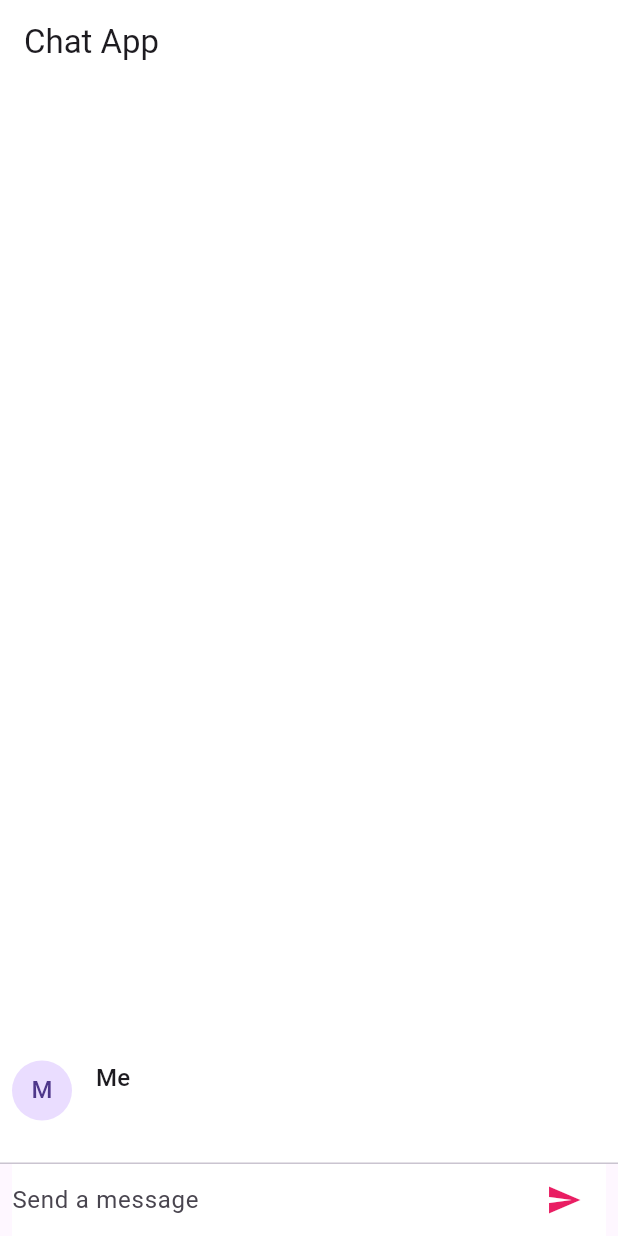
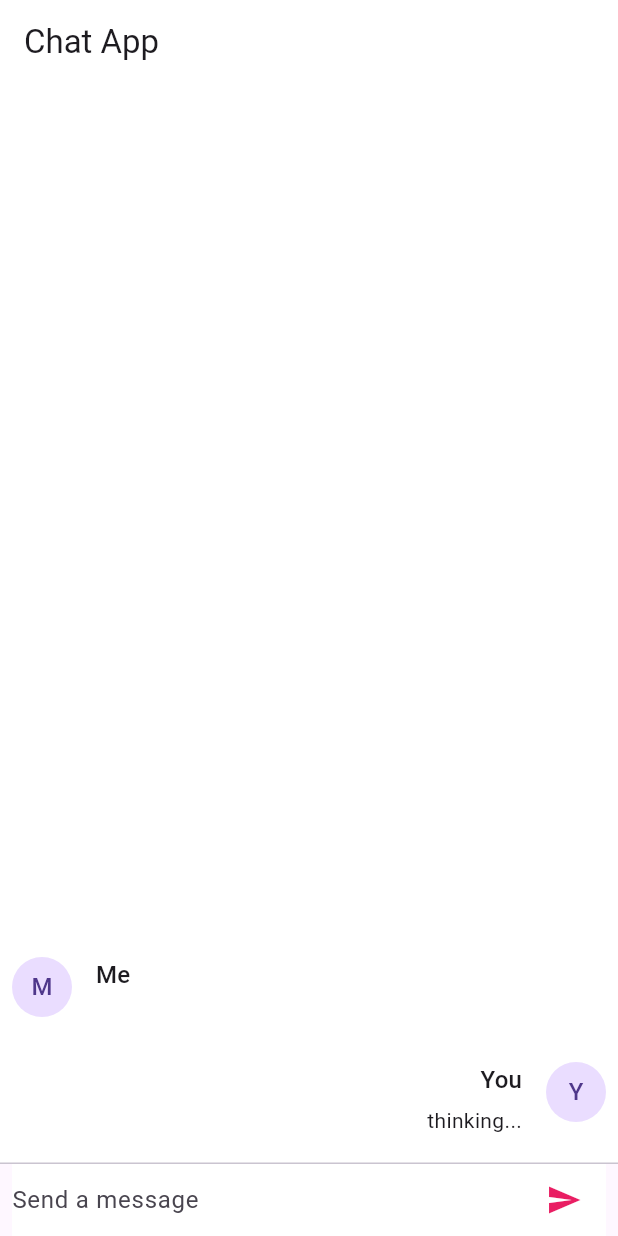
Before and after one commit to MeotJH/somebti_front, a Flutter app: the ChatPage screen opened by its route, after a tap on the "send" icon, on a phone screen of 412 x 824 dp. Run offline on Flutter 3.47's test engine with Material 3 defaults, Android fonts, the phone set to English and light mode, and no system bars; our stand-ins replace dio, go_router; network calls fail.

Commit message:
Refactor 스트리밍 데이터 가져오는 부분 실시간으로 써지게 리팩토링

```diff
--- a/lib/constants/mbti_constant.dart
+++ b/lib/constants/mbti_constant.dart
@@ -1,4 +1,5 @@
 // mbti_constants.dart
+// ignore_for_file: constant_identifier_names
 
 class MbtiConstant {
   static const String INTJ = 'INTJ';
--- a/lib/pages/chat_page.dart
+++ b/lib/pages/chat_page.dart
@@ -1,7 +1,10 @@
+import 'dart:async';
 import 'dart:convert';
+import 'dart:typed_data';
 
 import 'package:dio/dio.dart';
 import 'package:flutter/material.dart';
+import 'package:somebti_front/providers/dio_provider.dart';
 
 class ChatPage extends StatefulWidget {
   const ChatPage({super.key});
@@ -15,10 +18,9 @@ class _ChatScreenState extends State<ChatPage> {
   final ScrollController _scrollController = ScrollController();
   final List<ChatMessage> _messages = [];
   String _test = "";
-  bool _isLoading = false;
-
   void _handleSubmitted(String text) {
     _textController.clear();
+    _test = "thinking...";
     ChatMessage myMessage = ChatMessage(
       text: text,
       sender: 'Me',
@@ -26,70 +28,31 @@ class _ChatScreenState extends State<ChatPage> {
     );
     setState(() {
       _messages.insert(0, myMessage);
-      _test = _test + text;
-    });
-    _startStream(text);
-  }
-
-  Future<void> _startStream(String content) async {
-    const mbti = 'INFP';
-    const url = '/api/v1/gpt';
-
-    try {
-      setState(() {
-        _isLoading = true;
-      });
-
-      final response = await Dio().get<ResponseBody>(
-        url,
-        queryParameters: {'mbti': mbti, 'content': content},
-        options: Options(responseType: ResponseType.stream),
-      );
-
-      // Stream을 받아서 UTF8로 디코딩
-      final reader = response.data!.stream;
-      const decoder = Utf8Decoder();
-
-      var message = '';
-      final GlobalKey<_ChatMessageState> chatMessageKey = GlobalKey<_ChatMessageState>();
       _messages.insert(
         0,
         ChatMessage(
-          key: chatMessageKey,
-          text: message,
+          text: _test,
           sender: 'You',
           isMe: false,
         ),
       );
-      await for (final chunk in reader) {
-        final text = decoder.convert(chunk);
-        final lines = const LineSplitter().convert(text);
-        for (var line in lines) {
-          final Map<String, dynamic> decoded = jsonDecode(line);
-          final tempMessage = decoded['message'] as String;
-          message = message + tempMessage;
-          setState(() {
-            chatMessageKey.currentState!.setText(message);
-          });
-        }
+    });
+
+    _test = "";
+    DioProvider.fetchStreamData(content: text, onMessageReceived: _onMessageReceived);
+  }
+
+  void _onMessageReceived(String message) {
+    setState(() {
+      _test += message;
+      if (_messages.isNotEmpty) {
+        _messages[0] = ChatMessage(
+          text: _test,
+          sender: 'You',
+          isMe: false,
+        );
       }
-      setState(() {
-        //_currentMessage = ""; // 누적된 메시지 초기화
-      });
-
-      // 스크롤을 맨 아래로 이동
-      _scrollController.animateTo(
-        _scrollController.position.maxScrollExtent,
-        duration: const Duration(milliseconds: 300),
-        curve: Curves.easeOut,
-      );
-    } catch (e) {
-      print('Error: $e');
-    } finally {
-      setState(() {
-        _isLoading = false;
-      });
-    }
+    });
   }
 
   Widget _buildTextComposer() {
@@ -109,7 +72,6 @@ class _ChatScreenState extends State<ChatPage> {
                 onSubmitted: _handleSubmitted,
               ),
             ),
-            Text(_test),
             Container(
               margin: const EdgeInsets.symmetric(horizontal: 4.0),
               child: IconButton(
@@ -156,7 +118,7 @@ class _ChatScreenState extends State<ChatPage> {
   }
 }
 
-class ChatMessage extends StatefulWidget {
+class ChatMessage extends StatelessWidget {
   const ChatMessage({
     super.key,
     required this.text,
@@ -169,63 +131,45 @@ class ChatMessage extends StatefulWidget {
   final bool isMe;
 
   @override
-  _ChatMessageState createState() => _ChatMessageState();
-}
-
-class _ChatMessageState extends State<ChatMessage> {
-  late String _text;
-
-  @override
-  void initState() {
-    super.initState();
-    _text = widget.text;
-  }
-
-  void setText(String newText) {
-    setState(() {
-      _text = newText;
-    });
-  }
-
-  @override
   Widget build(BuildContext context) {
+    print('this is text: $text');
     return Container(
       margin: const EdgeInsets.symmetric(vertical: 10.0),
       child: Row(
         crossAxisAlignment: CrossAxisAlignment.start,
-        mainAxisAlignment: widget.isMe ? MainAxisAlignment.start : MainAxisAlignment.end,
+        mainAxisAlignment: isMe ? MainAxisAlignment.start : MainAxisAlignment.end,
         children: <Widget>[
-          if (widget.isMe)
+          if (isMe)
             Container(
               margin: const EdgeInsets.only(right: 16.0),
-              child: CircleAvatar(child: Text(widget.sender[0])),
+              child: CircleAvatar(child: Text(sender[0])),
             ),
-          if (!widget.isMe)
+          if (!isMe)
             Column(
               crossAxisAlignment: CrossAxisAlignment.end,
               children: <Widget>[
-                Text(widget.sender, style: Theme.of(context).textTheme.titleMedium),
+                Text(sender, style: Theme.of(context).textTheme.titleMedium),
                 Container(
                   margin: const EdgeInsets.only(top: 5.0),
-                  child: Text(_text),
+                  child: Text(text),
                 ),
               ],
             ),
-          if (widget.isMe)
+          if (isMe)
             Column(
               crossAxisAlignment: CrossAxisAlignment.start,
               children: <Widget>[
-                Text(widget.sender, style: Theme.of(context).textTheme.titleMedium),
+                Text(sender, style: Theme.of(context).textTheme.titleMedium),
                 Container(
                   margin: const EdgeInsets.only(top: 5.0),
-                  child: Text(_text),
+                  child: Text(text),
                 ),
               ],
             ),
-          if (!widget.isMe)
+          if (!isMe)
             Container(
               margin: const EdgeInsets.only(left: 16.0),
-              child: CircleAvatar(child: Text(widget.sender[0])),
+              child: CircleAvatar(child: Text(sender[0])),
             ),
         ],
       ),
--- /dev/null
+++ b/lib/providers/dio_provider.dart
@@ -0,0 +1,48 @@
+import 'dart:convert';
+import 'dart:async';
+import 'package:dio/dio.dart';
+
+class DioProvider {
+  static const String url = 'http://127.0.0.1:8080';
+  static const String chatEndPoint = '$url/api/v1/gpt';
+  static const String jsonDelimiter = "}\n";
+  static const String messageContent = "message";
+
+  static Future<void> fetchStreamData({
+    required String content,
+    required Function(String) onMessageReceived,
+  }) async {
+    String buffer = '';
+    final dio = Dio();
+    try {
+      final response = await dio.get<ResponseBody>(
+        chatEndPoint,
+        queryParameters: {'mbti': 'INFP', 'content': content},
+        options: Options(
+          responseType: ResponseType.stream,
+        ),
+      );
+
+      await for (var value in response.data!.stream) {
+        for (int element in value) {
+          buffer += String.fromCharCode(element);
+          int index;
+
+          while ((index = buffer.indexOf(jsonDelimiter)) != -1) {
+            String jsonString = buffer.substring(0, index + 1);
+            buffer = buffer.substring(index + 2);
+            try {
+              var jsonObject = json.decode(jsonString);
+              await Future.delayed(const Duration(milliseconds: 10));
+              onMessageReceived(jsonObject[messageContent]);
+            } catch (e) {
+              print('Error parsing JSON: $e');
+            }
+          }
+        }
+      }
+    } catch (e) {
+      print('Error fetching stream data: $e');
+    }
+  }
+}
```
